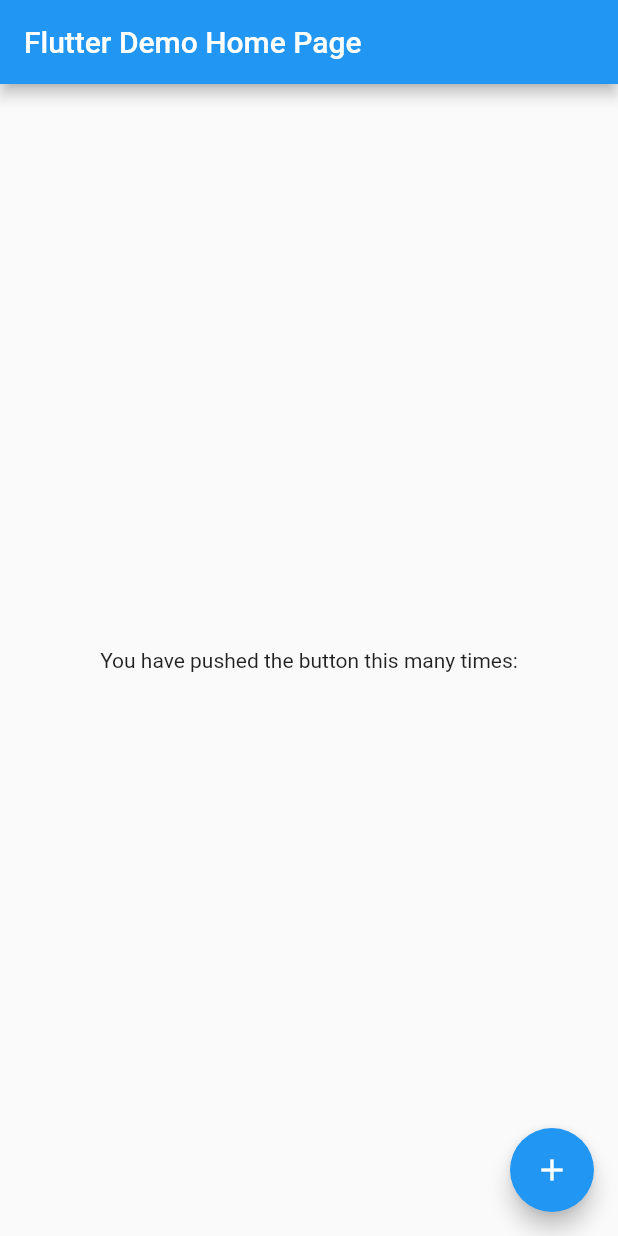
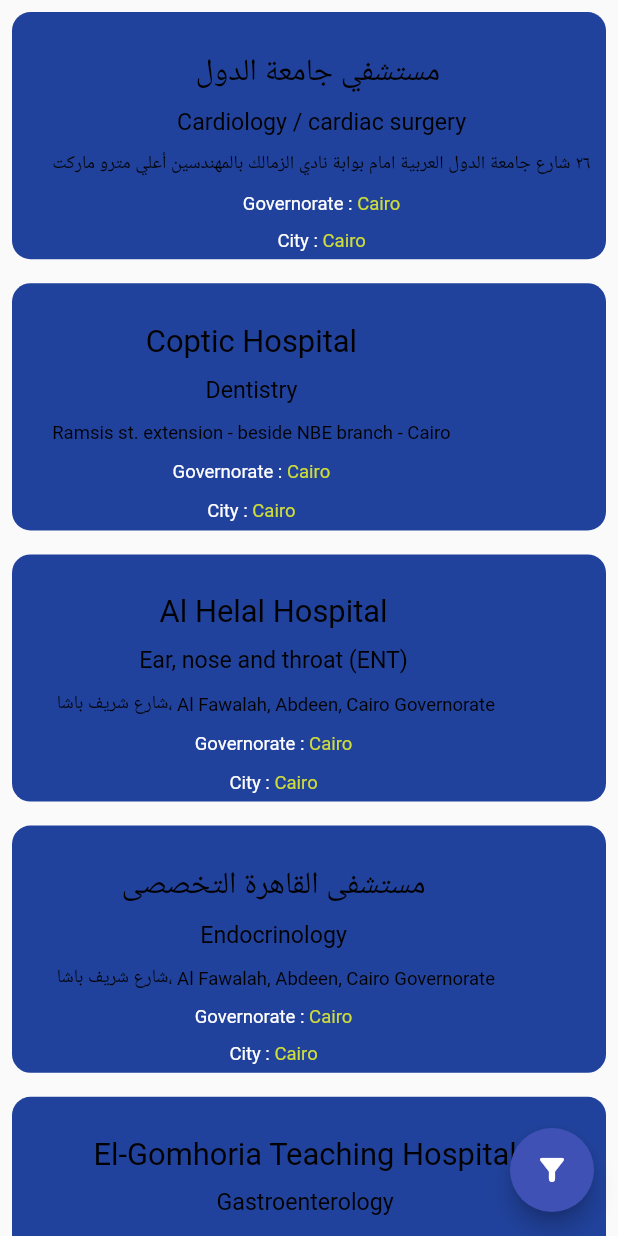
Before and after one commit to Ibrahimadhraf/dedicaldemo, a Flutter app: the screen it shows after launch, on a phone screen of 412 x 824 dp. Run offline on Flutter 3.47's test engine with Material 2 defaults, Android fonts, the phone set to English and light mode, and no system bars; our stand-ins replace get, get_storage; missing offline and left inert: filter_list, flutter_dialogs.

Commit message:
add_list _design

```diff
--- a/lib/main.dart
+++ b/lib/main.dart
@@ -3,6 +3,7 @@
 import 'package:dedicaldemo/model/filter_model.dart';
 import 'package:dedicaldemo/view/helpers/application_utils/translation/tranclation.dart';
 import 'package:dedicaldemo/view/helpers/size_config.dart';
+import 'package:dedicaldemo/view/screens/home_screen.dart';
 import 'package:flutter/material.dart';
 import 'package:get/get.dart';
 import 'package:filter_list/filter_list.dart';
@@ -33,7 +34,7 @@
 
       ),
       translations: ApplicationTranslation(),
-      home: const MyHomePage(title: 'Flutter Demo Home Page'),
+      home: HomeScreen(),
       locale: const Locale('en'),
       fallbackLocale: const Locale('en'),
     );
--- a/lib/model/filter_model.dart
+++ b/lib/model/filter_model.dart
@@ -1,7 +1,8 @@
-class FilterModel{
-  late List<String>? city;
-  late String? governorate;
-  late String? specialty;
+import 'package:dedicaldemo/model/main_hospital_model.dart';
 
-  FilterModel({this.city, this.governorate, this.specialty});
+class FilterModel extends MainHospitalModel{
+
+
+  FilterModel({ String? city ,String? governorate ,String? specialty}) :super(city: city ,
+  governorate:  governorate , specialty: specialty);
 }
--- /dev/null
+++ b/lib/model/hospitals_model.dart
@@ -0,0 +1,13 @@
+import 'package:dedicaldemo/model/main_hospital_model.dart';
+
+class HospitalsModel extends MainHospitalModel{
+  late String? name;
+
+  late int ? id;
+  late String ? insurancePercent;
+  late String ? address;
+
+  HospitalsModel({ String ?city, String?  governorate,  String? specialty, this.id,
+      this.insurancePercent ,this.name ,this.address}):super(specialty: specialty ,
+  governorate: governorate ,city: city);
+}
--- /dev/null
+++ b/lib/model/main_hospital_model.dart
@@ -0,0 +1,7 @@
+class MainHospitalModel{
+  late String? city;
+  late String? governorate;
+  late String? specialty;
+
+  MainHospitalModel({this.city, this.governorate, this.specialty});
+}
--- /dev/null
+++ b/lib/view/screens/home_screen.dart
@@ -0,0 +1,137 @@
+import 'package:dedicaldemo/view/helpers/application_utils/color_utils/colors.dart';
+import 'package:dedicaldemo/view/helpers/size_config.dart';
+import 'package:dedicaldemo/view/widgets/costume_button.dart';
+import 'package:dedicaldemo/view/widgets/vertical_list_view_widget.dart';
+import 'package:dedicaldemo/view_model/home_screen_view_model.dart';
+import 'package:flutter/material.dart';
+import 'package:get/get.dart';
+import 'package:flutter_dialogs/flutter_dialogs.dart';
+class HomeScreen extends StatelessWidget {
+  const HomeScreen({Key? key}) : super(key: key);
+
+  @override
+  Widget build(BuildContext context) {
+    SizeConfig().init(context);
+    return GetBuilder<HomeScreenViewModel>(
+      init: Get.put(HomeScreenViewModel()),
+      builder:(ref)=> Scaffold(
+         body: VerticalListView(
+           itemCount:ref.hospitalsList.length ,
+           listChildren:(context ,index){
+             return Padding(
+               padding: const EdgeInsets.all(8.0),
+               child: Container(
+                 //color: Colors.blue,
+                 decoration: BoxDecoration(
+                     color: mainColor,
+                     borderRadius:
+                     BorderRadius.all(Radius.circular(SizeConfig().fontSize13))),
+                 width: SizeConfig().screenWidth,
+                 height: SizeConfig().screenHeight*.2,
+                 child: Row(
+                   children: [
+                     Padding(
+                       padding:  EdgeInsets.only(left: SizeConfig().fontSize17 ,
+                       top: SizeConfig().fontSize16),
+                       child: Column(
+                         mainAxisAlignment: MainAxisAlignment.spaceAround,
+                         children: [
+                           Text(ref.hospitalsList[index].name??"" ,
+                           style:  TextStyle(
+                             fontSize: SizeConfig().fontSize16,
+                             color: Colors.black
+                           ),),
+                           Text(ref.hospitalsList[index].specialty??"" ,
+                             style:  TextStyle(
+                                 fontSize: SizeConfig().fontSize14,
+                                 color: Colors.black
+                             ),),
+                           Text(ref.hospitalsList[index].address??"" ,
+
+                             maxLines: 2,
+                             style:  TextStyle(
+                                 overflow: TextOverflow.clip,
+                                 fontSize: SizeConfig().fontSize13,
+                                 color: Colors.black
+                             ),),
+                           Row(
+                             children: [
+                               Text("Governorate : " ,
+                                 style:  TextStyle(
+                                     fontSize: SizeConfig().fontSize13,
+                                     color: Colors.white
+                                 ),),
+                               Text(ref.hospitalsList[index].governorate??"" ,
+                                 style:  TextStyle(
+                                     fontSize: SizeConfig().fontSize13,
+                                     color: Colors.lime
+                                 ),),
+                             ],
+                           ),
+                           Row(
+                             children: [
+                               Text("City : " ,
+                                 style:  TextStyle(
+                                     fontSize: SizeConfig().fontSize13,
+                                     color: Colors.white
+                                 ),),
+                               Text(ref.hospitalsList[index].city??"" ,
+                                 style:  TextStyle(
+                                     fontSize: SizeConfig().fontSize13,
+                                     color: Colors.lime
+                                 ),),
+                             ],
+                           ),
+                         ],
+                       ),
+                     )
+                   ],
+                 ),
+               ),
+             );
+           }
+         ),
+        floatingActionButton: FloatingActionButton(
+          backgroundColor: Colors.indigo,
+          onPressed: (){
+            showPlatformDialog(
+              context: context,
+              builder: (_) => BasicDialogAlert(
+                title: const Text("Filters"),
+                content:
+                SizedBox(
+                  height: SizeConfig().screenHeight*.2,
+                  child: Column(
+                    mainAxisAlignment: MainAxisAlignment.spaceEvenly,
+                    children: [
+                     CostumeButton( onPress: (){
+                       Navigator.pop(context);
+                      ref.openFilterSpecialistDialog();
+
+                     },
+                     text: "Specialist" ,
+                     ),
+                      CostumeButton( onPress: (){},
+                        text: " Specialist & address " ,
+                      ),
+                    ],
+                  ),
+                ),
+                actions: <Widget>[
+                  BasicDialogAction(
+                    title: Text("OK"),
+                    onPressed: () {
+                      Navigator.pop(context);
+                    },
+                  ),
+                ],
+              ),
+            );
+          },
+          tooltip: 'Filter',
+          child: const Icon(Icons.filter_alt_rounded),
+        ),
+      ),
+    );
+  }
+}
--- a/lib/view/widgets/horizontlal_list_widget.dart
+++ b/lib/view/widgets/vertical_list_view_widget.dart
@@ -1,19 +1,19 @@
 
 import 'package:flutter/material.dart';
 
-class HorizontalListView extends StatelessWidget {
+class VerticalListView extends StatelessWidget {
 
   final  IndexedWidgetBuilder  listChildren;
   final int? itemCount;
 
-  const HorizontalListView({Key? key,  required  this.listChildren ,@required   this.itemCount } ) : super(key: key);
+  const VerticalListView ({Key? key,  required  this.listChildren ,@required   this.itemCount } ) : super(key: key);
 
   @override
   Widget build(BuildContext context) {
 
 
     return  ListView.builder(
-      scrollDirection: Axis.horizontal,
+      scrollDirection: Axis.vertical,
       shrinkWrap: true,
       physics: const ClampingScrollPhysics(),
       itemCount: itemCount,
--- /dev/null
+++ b/lib/view_model/home_screen_view_model.dart
@@ -0,0 +1,215 @@
+import 'dart:developer';
+
+import 'package:dedicaldemo/model/filter_model.dart';
+import 'package:dedicaldemo/model/hospitals_model.dart';
+import 'package:dedicaldemo/view/helpers/size_config.dart';
+import 'package:flutter/material.dart';
+import 'package:get/get.dart';
+import 'package:filter_list/filter_list.dart';
+class HomeScreenViewModel extends GetxController {
+  List<HospitalsModel> filterHospitalList =[];
+  List<FilterModel> filterList = [
+    FilterModel(specialty: "Cardiology / cardiac surgery", governorate: "test"),
+    FilterModel(
+      specialty: "Dentistry",
+    ),
+    FilterModel(
+      specialty: "Dermatology",
+    ),
+    FilterModel(
+      specialty: "Ear, nose and throat (ENT)",
+    ),
+    FilterModel(
+      specialty: "Endocrinology",
+    ),
+    FilterModel(
+      specialty: "Gastroenterology",
+    ),
+    FilterModel(
+      specialty: "Hematology",
+    ),
+    FilterModel(
+      specialty: "Internal Medicine",
+    ),
+    FilterModel(specialty: "Nephrology"),
+    FilterModel(
+      specialty: "Obstetrics and Gynecology",
+    ),
+    FilterModel(
+      specialty: "Ophthalmology",
+    ),
+    FilterModel(
+      specialty: "Orthopedics",
+    ),
+    FilterModel(
+      specialty: "Pediatrics",
+    ),
+    FilterModel(
+      specialty: "Plastic surgery",
+    ),
+    FilterModel(
+      specialty: "Urology",
+    ),
+    FilterModel(
+      specialty: "Veterinary medicine",
+    ),
+  ];
+  List<HospitalsModel> hospitalsList = [
+    HospitalsModel(
+        specialty: "Cardiology / cardiac surgery",
+        city: "Cairo",
+        id: 1,
+        name: "مستشفي جامعة الدول ",
+        address:
+            "٢٦ شارع جامعة الدول العربية امام بوابة نادي الزمالك بالمهندسين أعلي مترو ماركت",
+        governorate: "Cairo"),
+    HospitalsModel(
+        specialty: "Dentistry",
+        id: 2,
+        name: "Coptic Hospital",
+        city: "Cairo",
+        governorate: "Cairo",
+        address: "Ramsis st. extension - beside NBE branch - Cairo"),
+    HospitalsModel(
+        specialty: "Ear, nose and throat (ENT)",
+        id: 3,
+        name: "Al Helal Hospital",
+        city: "Cairo",
+        governorate: "Cairo",
+        address: " شارع شريف باشا، Al Fawalah, Abdeen, Cairo Governorate"),
+    HospitalsModel(
+        specialty: "Endocrinology",
+        id: 4,
+        address: " شارع شريف باشا، Al Fawalah, Abdeen, Cairo Governorate",
+        name: "مستشفى القاهرة التخصصى",
+        city: "Cairo",
+        governorate: "Cairo"),
+    HospitalsModel(
+        specialty: "Gastroenterology",
+        id: 5,
+        name: "El-Gomhoria Teaching Hospital",
+        city: "Cairo",
+        governorate: "Cairo",
+        address:
+            " 12 El Baramouny St، 12 ش البارمونى، As Saqqyin، Abdeen, Cairo"),
+    HospitalsModel(
+        id: 11,
+        specialty: "Hematology",
+        name: "Al Helal Hospital",
+        city: "Cairo",
+        governorate: "Cairo",
+        address:
+            "4 Haret Abou Shalouaa, Al Mansi, Bab El Sharia, Cairo Governorate"),
+    HospitalsModel(
+        specialty: "Internal Medicine",
+        id: 6,
+        name: "مستشفى الجلاء التعليمى",
+        governorate: "Cairo",
+        city: "Cairo",
+        address:
+            "El-Galaa St, Al Qalayah, Al Azbakeya, Cairo Governorate 11432"),
+    HospitalsModel(
+        specialty: "Nephrology",
+        id: 7,
+        name: "Cairo fatemic hospital",
+        city: "Cairo",
+        governorate: "Cairo",
+        address: "El-Gamaleya, El Gamaliya, Cairo Governorate"),
+    HospitalsModel(
+        specialty: "Obstetrics and Gynecology",
+        id: 8,
+        name: "مستشفى قصر العيني التعليمي الجديد",
+        governorate: "Cairo",
+        city: "Cairo",
+        address: "10 Doctor Rd, Al Eini, El Sayeda Zeinab, Cairo Governorate"),
+    HospitalsModel(
+        specialty: "Ophthalmology",
+        id: 9,
+        city: "Cairo",
+        governorate: "Cairo",
+        name: "مستشفى الحكمة",
+        address: "القصر العيني، الدواوين، عابدي،"),
+    HospitalsModel(
+        specialty: "Orthopedics",
+        id: 10,
+        name: "Italian Hospital",
+        address: "17 El Sarayat St, Abbassieh Abbassieh"),
+    HospitalsModel(
+        specialty: "Pediatrics", id: 11, city: 'Cairo', governorate: "Cairo" ,
+        name: "مستشفى الحكمة",
+        address: "القصر العيني، الدواوين، عابدي،"),
+    HospitalsModel(
+        specialty: "Plastic surgery",
+        id: 12,
+        name: "Dar El-Shefa Hospital",
+        address: "25 Mohammed Al Fahmi, Al Abbaseyah Al Gharbeyah, El Weili"),
+    HospitalsModel(
+        specialty: "Urology",
+        id: 13,
+        name: "Greek Hospital in Cairo",
+        address: " ١٥ احمد فؤاد السرايات",
+        city: "Cairo",
+        governorate: 'Cairo'),
+    HospitalsModel(specialty: "Veterinary medicine", id: 14 ,name: "Misr International Hospital",
+    address: "12ش السرايا، ميدان فيني",governorate: "Giza",city: "Giza"),
+    HospitalsModel(id: 15 ,specialty: "Cardiology / cardiac surgery" ,city: 'Giza',governorate: "Giza" ,
+    name: "مستشفى الجيزة التخصصى" ,address: " محمد الذكي، متفرع من شارع خاتم المرسلين الهرم ، الجيزة,"),
+    HospitalsModel(id: 16 ,name:"Al Haram Hospital" ,specialty: "Obstetrics and Gynecology" ,governorate: 'Giza',
+    city: 'Giza',address: 'Al Haram, Oula Al Haram, El Omraniya, Giza Governorate' ,
+    ),
+    // HospitalsModel(id: 17),
+    // HospitalsModel(id: 18),
+    // HospitalsModel(id: 19),
+    // HospitalsModel(id: 20),
+    // HospitalsModel(id: 21),
+    // HospitalsModel(id: 22),
+  ];
+  void openFilterSpecialistDialog() async {
+    await FilterListDialog.display<FilterModel>(
+        Get.context,
+        useSafeArea: true,
+        listData: filterList,
+
+        height: SizeConfig().screenHeight*.85,
+        headlineText: "Select Country",
+        headerTextStyle:  TextStyle(
+            color: Colors.blue,
+            fontSize: SizeConfig().fontSize16
+        ),
+        searchFieldHintText: "Search Here",
+        choiceChipLabel: (item) {
+          return item!.specialty;
+        },
+        validateSelectedItem: (list, val) {
+          return list!.contains(val);
+        },
+        onItemSearch: (list, text) {
+
+          if (list!.any((element) =>
+              element.specialty!.toLowerCase().contains(text.toLowerCase()))) {
+            return list
+                .where((element) =>
+                element.specialty!.toLowerCase().contains(text.toLowerCase()))
+                .toList();
+
+          }
+          else{
+            return [];
+          }
+        },
+        onApplyButtonClick: (list) {
+          if (list != null) {
+            filterHospitalList.clear();
+       for(int i=0; i<list.length;i++){
+           filterHospitalList.addAll(hospitalsList.where((element) => element.specialty==list[i].specialty ).toList());
+
+           log("${filterHospitalList.length}");
+
+       }
+              log("${list.last.specialty}");
+            update();
+          }
+          Navigator.pop(Get.context!);
+        });
+  }
+}
--- a/pubspec.yaml
+++ b/pubspec.yaml
@@ -56,6 +56,8 @@
   # Use with the    get storage package to A fast, extra light and synchronous key-value in memory,  .
   get_storage: ^2.0.3
   filter_list: ^0.0.9
+  flutter_dialogs: ^2.1.0
+
 
 # For information on the generic Dart part of this file, see the
 # following page: https://dart.dev/tools/pub/pubspec
```
Also changed, not shown: lib/view/screens/filter_hospitals.dart (added, +91 -0 lines), lib/view/widgets/costume_button.dart (added, +29 -0 lines), pubspec.lock.
